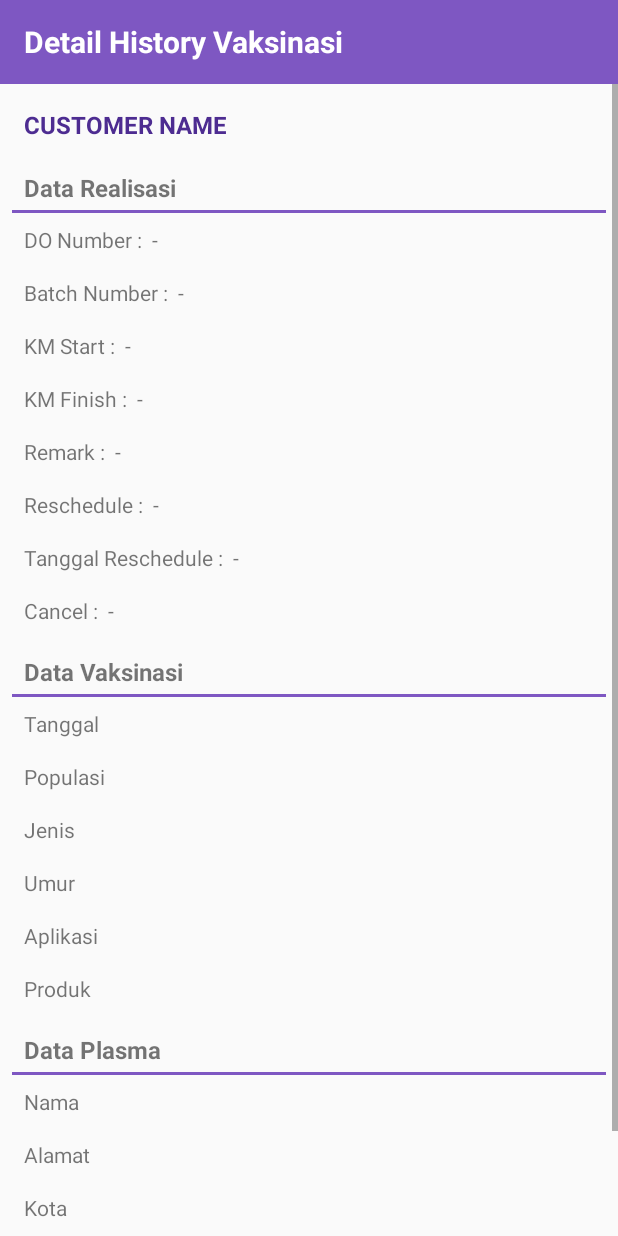
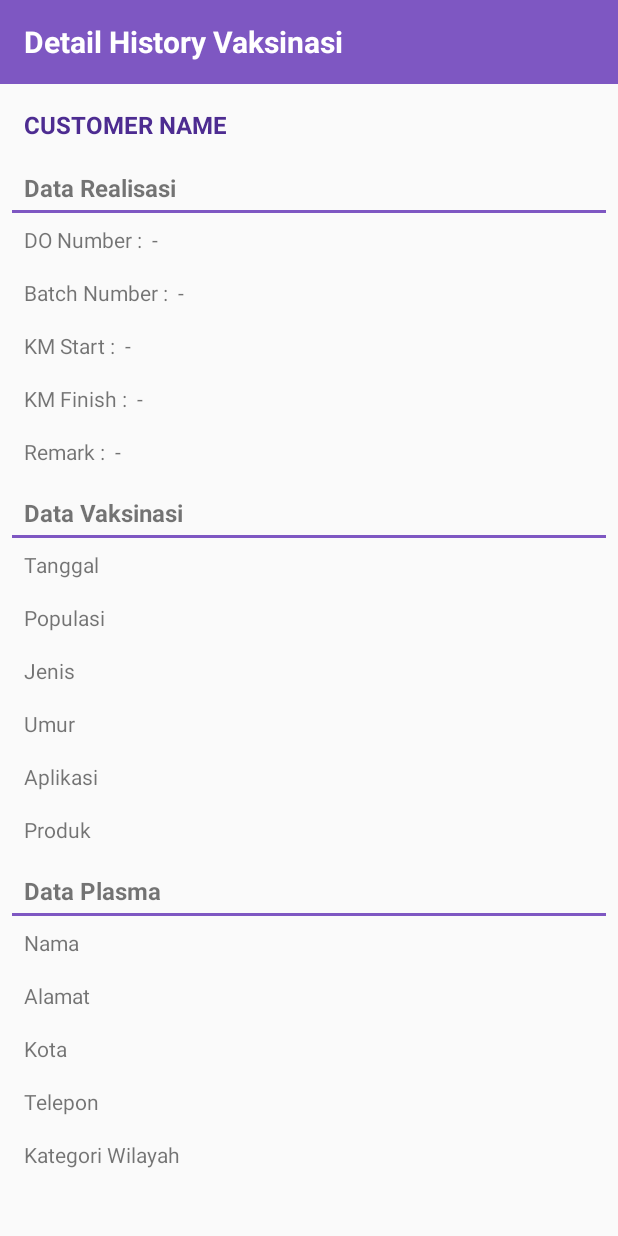
Before and after one commit to RobbiZ/Tango2, an Android app: the layout activity_history_detail.xml on its own in the app's theme, with its tools: preview values and no code run, on a phone screen of 412 x 824 dp. Run offline under Robolectric (Android 15) with nearby library versions, the phone set to English and light mode, and no system bars.

Commit message:
fixed history detail, action icon

```diff
--- a/app/src/main/res/layout/activity_history_detail.xml
+++ b/app/src/main/res/layout/activity_history_detail.xml
@@ -117,26 +117,26 @@
                     android:padding="8dp"
                     android:text="Remark :  -" />
 
-                <TextView
-                    android:id="@+id/reschedule"
-                    android:layout_width="match_parent"
-                    android:layout_height="wrap_content"
-                    android:padding="8dp"
-                    android:text="Reschedule :  -" />
+                <!--<TextView-->
+                    <!--android:id="@+id/reschedule"-->
+                    <!--android:layout_width="match_parent"-->
+                    <!--android:layout_height="wrap_content"-->
+                    <!--android:padding="8dp"-->
+                    <!--android:text="Reschedule :  -" />-->
 
-                <TextView
-                    android:id="@+id/newdate"
-                    android:layout_width="match_parent"
-                    android:layout_height="wrap_content"
-                    android:padding="8dp"
-                    android:text="Tanggal Reschedule :  -" />
+                <!--<TextView-->
+                    <!--android:id="@+id/newdate"-->
+                    <!--android:layout_width="match_parent"-->
+                    <!--android:layout_height="wrap_content"-->
+                    <!--android:padding="8dp"-->
+                    <!--android:text="Tanggal Reschedule :  -" />-->
 
-                <TextView
-                    android:id="@+id/cancel"
-                    android:layout_width="match_parent"
-                    android:layout_height="wrap_content"
-                    android:padding="8dp"
-                    android:text="Cancel :  -" />
+                <!--<TextView-->
+                    <!--android:id="@+id/cancel"-->
+                    <!--android:layout_width="match_parent"-->
+                    <!--android:layout_height="wrap_content"-->
+                    <!--android:padding="8dp"-->
+                    <!--android:text="Cancel :  -" />-->
 
                 <TextView
                     android:id="@+id/data_vaksinasi"
```
Also changed, not shown: app/src/main/java/medion/tango/HistoryDetailActivity.java (+9 -9 lines), app/src/main/res/layout/list_history.xml (+8 -0 lines), app/src/main/res/drawable-hdpi/ic_action_name.png, app/src/main/res/drawable-hdpi/ic_check.png (added), app/src/main/res/drawable-mdpi/ic_action_name.png, app/src/main/res/drawable-mdpi/ic_check.png (added), app/src/main/res/drawable-xhdpi/ic_action_name.png, app/src/main/res/drawable-xhdpi/ic_check.png (added), app/src/main/res/drawable-xxhdpi/ic_action_name.png, app/src/main/res/drawable-xxhdpi/ic_check.png (added), app/src/main/res/drawable-xxxhdpi/ic_action_name.png, app/src/main/res/drawable-xxxhdpi/ic_check.png (added).
